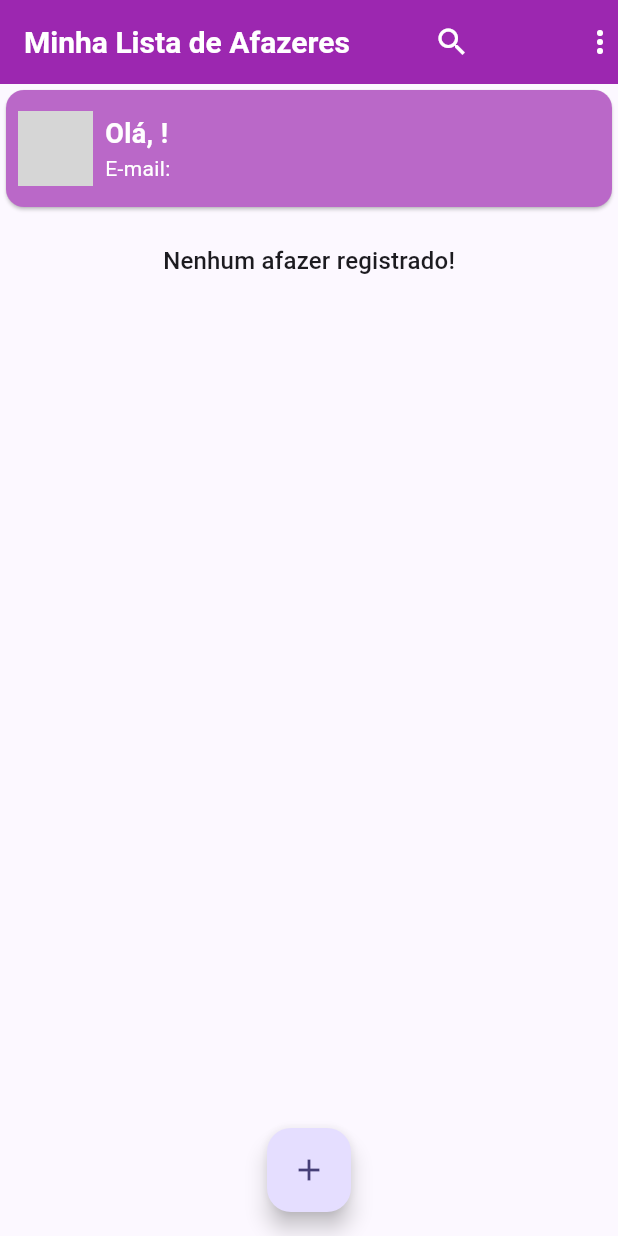
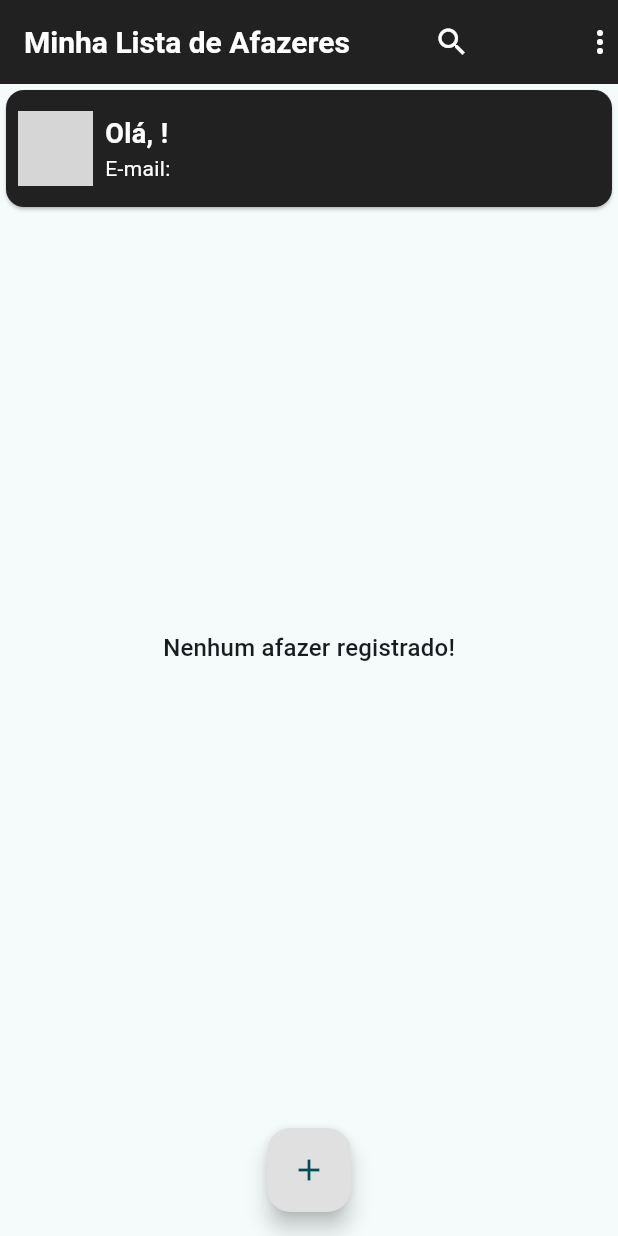
Before and after one commit to AugustoZanoli/fireBase, a Flutter app: the screen it shows once a user with an empty profile is signed in, on a phone screen of 412 x 824 dp. Run offline on Flutter 3.47's test engine with Material 2 defaults, Android fonts, the phone set to English and light mode, and no system bars; our stand-ins replace cloud_firestore, firebase_auth, firebase_core, firebase_storage, image_picker; accounts and stored records are empty; network calls fail; grey boxes are pictures that could not be loaded.

Commit message:
"Finalizações visuais e estéticas"

```diff
--- a/lib/components/to_do_form.dart
+++ b/lib/components/to_do_form.dart
@@ -77,7 +77,7 @@ class _ToDoFormState extends State<ToDoForm> {
                   ),
                   TextButton(
                     style: TextButton.styleFrom(
-                      primary: Colors.red, // Use red color
+                      primary: Colors.grey.shade900, // Use red color
                     ),
                     onPressed: _showDatePicker,
                     child: Text(
@@ -96,8 +96,8 @@ class _ToDoFormState extends State<ToDoForm> {
                 ElevatedButton(
                   child: Text('Novo afazer'),
                   style: ElevatedButton.styleFrom(
-                    primary:
-                        Colors.red, // Use red color for the button background
+                    primary: Colors.grey
+                        .shade900, // Use red color for the button background
                     onPrimary: Colors.white, // Use white color for the text
                   ),
                   onPressed: _submitForm,
--- a/lib/components/to_do_list.dart
+++ b/lib/components/to_do_list.dart
@@ -14,8 +14,9 @@ class ToDoList extends StatelessWidget {
       height: 600,
       child: afazeres.isEmpty
           ? Column(
+              mainAxisAlignment: MainAxisAlignment.center,
               children: [
-                SizedBox(height: 20),
+                SizedBox(height: 0),
                 Text(
                   'Nenhum afazer registrado!',
                   style: Theme.of(context).textTheme.subtitle1,
--- a/lib/main.dart
+++ b/lib/main.dart
@@ -16,8 +16,7 @@ class MyApp extends StatelessWidget {
     return MaterialApp(
       title: 'Flutter Demo',
       theme: ThemeData(
-        colorScheme:
-            ColorScheme.fromSeed(seedColor: Colors.deepPurple.shade900),
+        colorScheme: ColorScheme.fromSeed(seedColor: Colors.grey.shade900),
         useMaterial3: true,
       ),
       home: AuthOrAppPage(),
--- a/lib/pages/auth_page.dart
+++ b/lib/pages/auth_page.dart
@@ -42,7 +42,7 @@ class _AuthPageState extends State<AuthPage> {
   @override
   Widget build(BuildContext context) {
     return Scaffold(
-      backgroundColor: Theme.of(context).primaryColor,
+      backgroundColor: Colors.grey.shade900,
       body: Stack(
         children: [
           Center(
--- a/lib/pages/chat_page.dart
+++ b/lib/pages/chat_page.dart
@@ -112,7 +112,7 @@ class _DoPageState extends State<DoPage> {
 
     return Scaffold(
       appBar: AppBar(
-        backgroundColor: Colors.purple.shade500,
+        backgroundColor: Colors.grey.shade900,
         title: Text('Minha Lista de Afazeres'),
         titleTextStyle: TextStyle(
           color: Colors.white,
@@ -146,7 +146,7 @@ class _DoPageState extends State<DoPage> {
                       children: [
                         Icon(
                           Icons.exit_to_app,
-                          color: Colors.purple.shade300,
+                          color: Colors.grey.shade900,
                         ),
                         SizedBox(
                           width: 10,
@@ -171,7 +171,7 @@ class _DoPageState extends State<DoPage> {
           crossAxisAlignment: CrossAxisAlignment.stretch,
           children: <Widget>[
             Card(
-              color: Colors.purple.shade300,
+              color: Colors.grey.shade900,
               child: Padding(
                 padding: const EdgeInsets.all(8.0),
                 child: Row(
@@ -226,6 +226,7 @@ class _DoPageState extends State<DoPage> {
         ),
       ),
       floatingActionButton: FloatingActionButton(
+        backgroundColor: Colors.grey.shade300,
         child: Icon(Icons.add),
         onPressed: () => _openToDoFormModal(context),
       ),
--- a/lib/pages/loading_page.dart
+++ b/lib/pages/loading_page.dart
@@ -7,7 +7,7 @@ class LoadingPage extends StatelessWidget {
   @override
   Widget build(BuildContext context) {
     return Scaffold(
-      backgroundColor: Theme.of(context).primaryColor,
+      backgroundColor: Colors.grey.shade900,
       body: Center(
         child: Column(
           mainAxisAlignment: MainAxisAlignment.center,
--- a/pubspec.yaml
+++ b/pubspec.yaml
@@ -37,6 +37,7 @@ dependencies:
   cloud_firestore: ^4.12.2
   firebase_core : ^2.21.0
   firebase_storage: ^11.4.1
+  shared_preferences: ^2.2.2
 
 dev_dependencies:
   flutter_test:
```
Also changed, not shown: pubspec.lock, 1 other file.
